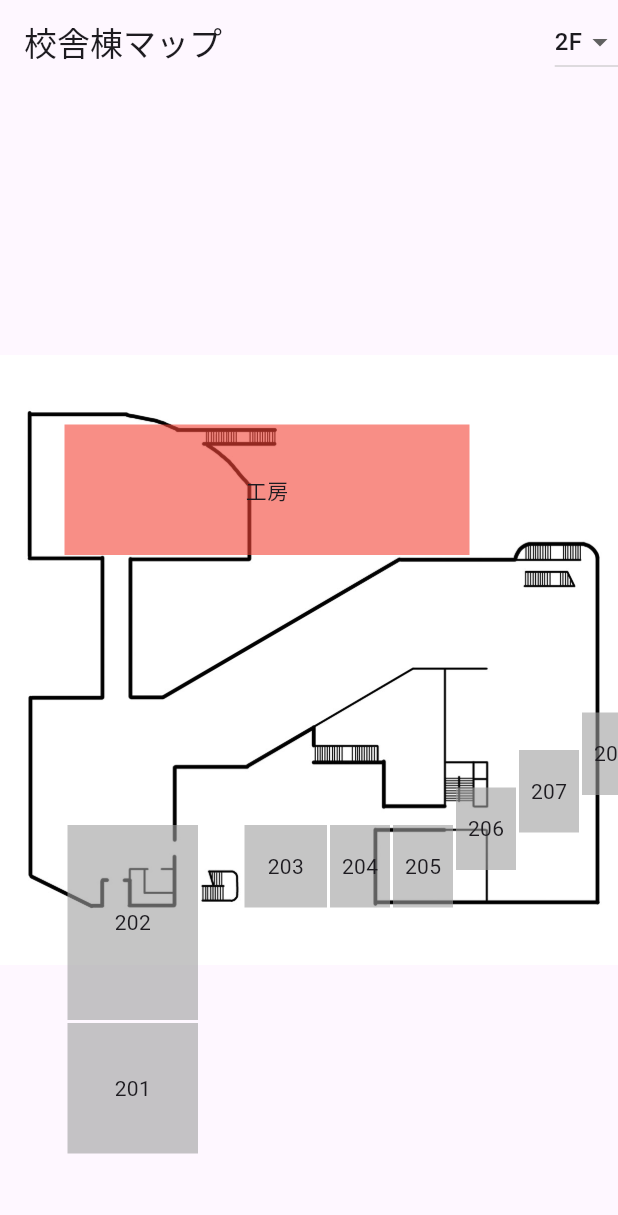
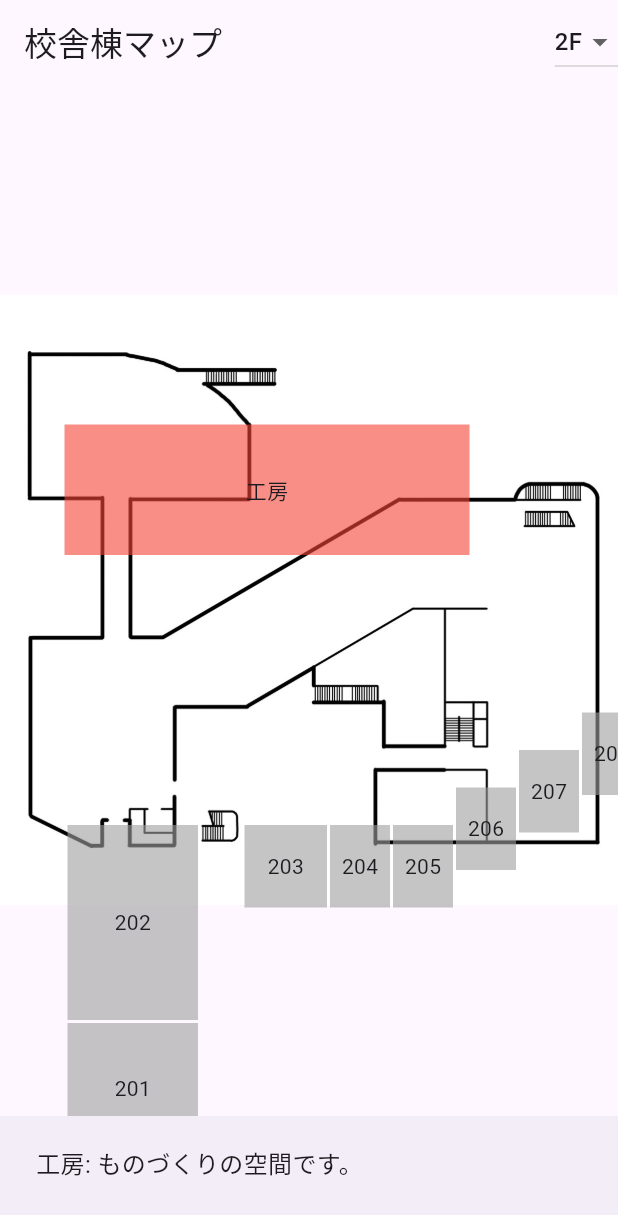
Before and after one commit to un-frozen-deaf/NTUT_Dotto_test, a Flutter app: the screen it shows after launch, after a tap on "工房", on a phone screen of 412 x 824 dp. Shown: the top 1215 px of the screen. Run offline on Flutter 3.47's test engine with Material 3 defaults, Android fonts, the phone set to English and light mode, and no system bars.

Commit message:
add 説明文を下部に表示

```diff
--- a/test_1/lib/main.dart
+++ b/test_1/lib/main.dart
@@ -22,6 +22,7 @@ class JpegMapScreen extends StatefulWidget {
 
 class _JpegMapScreenState extends State<JpegMapScreen> {
   String _currentFloor = '2F';
+  String _currentRoomDescription = ''; // 追加: 説明文を保持する変数
 
   final Map<String, Color> roomColors = {
     // 2F
@@ -53,7 +54,52 @@ class _JpegMapScreenState extends State<JpegMapScreen> {
     setState(() {
       roomColors[roomId] =
       roomColors[roomId] == Colors.grey ? Colors.red : Colors.grey;
+      // 部屋タップ時に説明文を設定
+      _currentRoomDescription = _getRoomDescription(roomId);
     });
+  }
+
+  String _getRoomDescription(String roomId) {
+    // 部屋ごとの説明文を定義
+    switch (roomId) {
+      case '工房':
+        return '工房: ものづくりの空間です。';
+      case 'room201':
+        return 'room201: 会議室です。';
+      case 'room202':
+        return 'room202: 学習室です。';
+      case 'room203':
+        return 'room203: 休憩室です。';
+      case 'room204':
+        return 'room204: 調理室です。';
+      case 'room205':
+        return 'room205: パソコン室です。';
+      case 'room206':
+        return 'room206: ラボです。';
+      case 'room207':
+        return 'room207: プレゼンテーションルームです。';
+      case 'room208':
+        return 'room208: 研究室です。';
+      case 'room209':
+        return 'room209: 映像編集室です。';
+      case 'room210':
+        return 'room210: 図書室です。';
+      case 'room211':
+        return 'room211: 音楽室です。';
+      case 'room212':
+        return 'room212: 体育館です。';
+      case 'room213':
+        return 'room213: 美術室です。';
+      case 'room214':
+        return 'room214: 講義室です。';
+      case 'room215':
+        return 'room215: 休憩室です。';
+      case 'room216':
+        return 'room216: セミナー室です。';
+      default:
+        return '説明文がありません';
+    }
+
   }
 
   void _onImageTapped(TapDownDetails details) {
@@ -78,6 +124,7 @@ class _JpegMapScreenState extends State<JpegMapScreen> {
                 setState(() {
                   _currentFloor = value;
                   tapPosition = null;
+                  _currentRoomDescription = ''; // フロア変更時に説明文をリセット
                 });
               }
             },
@@ -111,8 +158,7 @@ class _JpegMapScreenState extends State<JpegMapScreen> {
                     padding: const EdgeInsets.all(4),
                     child: Text(
                       'x: ${tapPosition!.dx.toStringAsFixed(0)}, y: ${tapPosition!.dy.toStringAsFixed(0)}',
-                      style:
-                      const TextStyle(color: Colors.white, fontSize: 12),
+                      style: const TextStyle(color: Colors.white, fontSize: 12),
                     ),
                   ),
                 ),
@@ -145,6 +191,18 @@ class _JpegMapScreenState extends State<JpegMapScreen> {
           ),
         ),
       ),
+      // 部屋の説明文を表示するためのウィジェット
+      bottomNavigationBar: _currentRoomDescription.isNotEmpty
+          ? BottomAppBar(
+        child: Padding(
+          padding: const EdgeInsets.all(8.0),
+          child: Text(
+            _currentRoomDescription,
+            style: const TextStyle(fontSize: 16),
+          ),
+        ),
+      )
+          : null,
     );
   }
 
```
